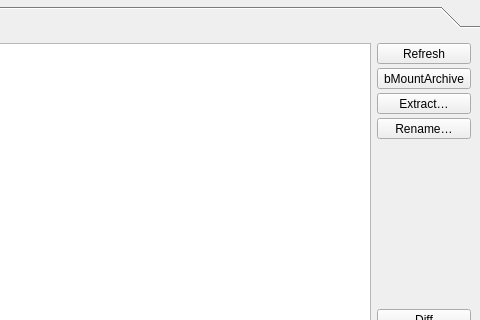
borgbase/vorta, file src/vorta/assets/UI/archivetab.ui: the form before one commit; both pictures show x 301 to 781 and y 0 to 320 of the 781 by 447 pixel window.
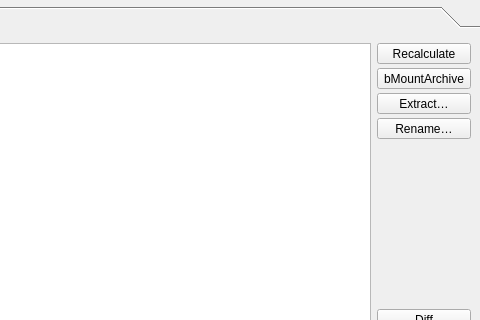
The form after the commit.

Commit message: refactor and rename refresh to recalc

What changed in the file:
```diff
--- a/src/vorta/assets/UI/archivetab.ui
+++ b/src/vorta/assets/UI/archivetab.ui
@@ -210,7 +210,7 @@
                  <string>Refresh selected archive</string>
                 </property>
                 <property name="text">
-                 <string>Refresh</string>
+                 <string>Recalculate</string>
                 </property>
                 <property name="toolButtonStyle">
                  <enum>Qt::ToolButtonTextBesideIcon</enum>
```
Left out of the diff: 2 changed lines with no effect on the pictures. The commit also changes 1 other file.
